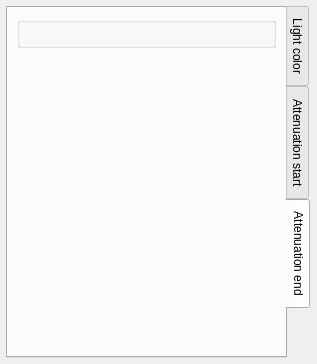
The window that code/nel/tools/3d/object_viewer_qt/src/particle_light_form.ui (ryzom/ryzomcore) describes before a commit, drawn with Qt 5.
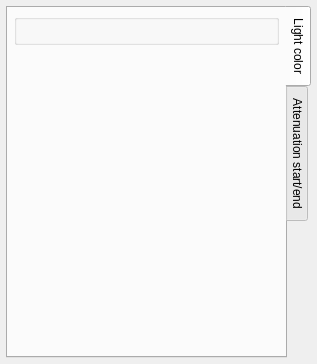
The same window after the commit. The open tabs and pages were chosen to show the change. Custom widgets are drawn as their Qt base class.

Commit message: Changed: #1193 Polished layout dialogs and code.

The edit to the form file:
```diff
--- a/code/nel/tools/3d/object_viewer_qt/src/particle_light_form.ui
+++ b/code/nel/tools/3d/object_viewer_qt/src/particle_light_form.ui
@@ -30,6 +30,12 @@
        <string>Light color</string>
       </attribute>
       <layout class="QGridLayout" name="gridLayout_2">
+       <property name="margin">
+        <number>6</number>
+       </property>
+       <property name="spacing">
+        <number>3</number>
+       </property>
        <item row="0" column="0">
         <widget class="NLQT::CAttribRGBAWidget" name="lightColorWidget"/>
        </item>
@@ -50,13 +56,20 @@
      </widget>
      <widget class="QWidget" name="tabWidgetPage2">
       <attribute name="title">
-       <string>Attenuation start</string>
+       <string>Attenuation start/end</string>
       </attribute>
       <layout class="QGridLayout" name="gridLayout_3">
        <item row="0" column="0">
         <widget class="NLQT::CAttribFloatWidget" name="attenStartWidget"/>
        </item>
        <item row="1" column="0">
+        <widget class="NLQT::CAttribFloatWidget" name="attenEndWidget">
+         <property name="title">
+          <string>Attenuation end</string>
+         </property>
+        </widget>
+       </item>
+       <item row="2" column="0">
         <spacer name="verticalSpacer_2">
          <property name="orientation">
           <enum>Qt::Vertical</enum>
@@ -71,29 +84,6 @@
        </item>
       </layout>
      </widget>
-     <widget class="QWidget" name="tabWidgetPage3">
-      <attribute name="title">
-       <string>Attenuation end</string>
-      </attribute>
-      <layout class="QGridLayout" name="gridLayout_4">
-       <item row="0" column="0">
-        <widget class="NLQT::CAttribFloatWidget" name="attenEndWidget"/>
-       </item>
-       <item row="1" column="0">
-        <spacer name="verticalSpacer_3">
-         <property name="orientation">
-          <enum>Qt::Vertical</enum>
-         </property>
-         <property name="sizeHint" stdset="0">
-          <size>
-           <width>20</width>
-           <height>228</height>
-          </size>
-         </property>
-        </spacer>
-       </item>
-      </layout>
-     </widget>
     </widget>
    </item>
   </layout>
```
Left out of the diff: 12 changed lines with no effect on the pictures. The commit also changes 15 other files.
